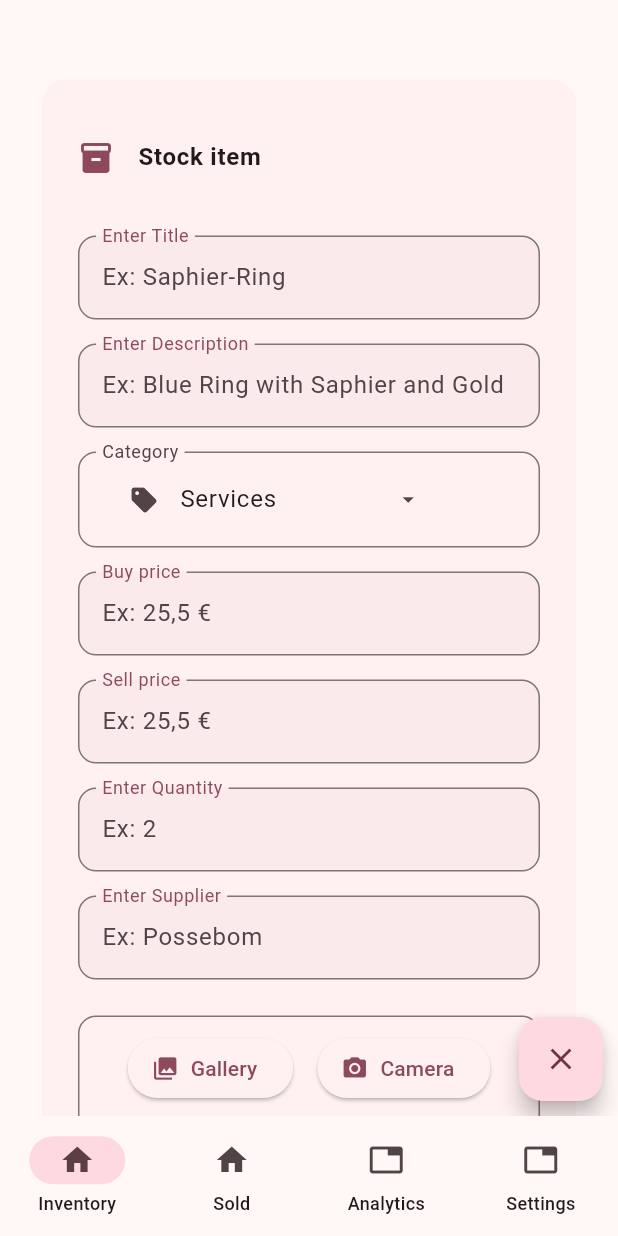
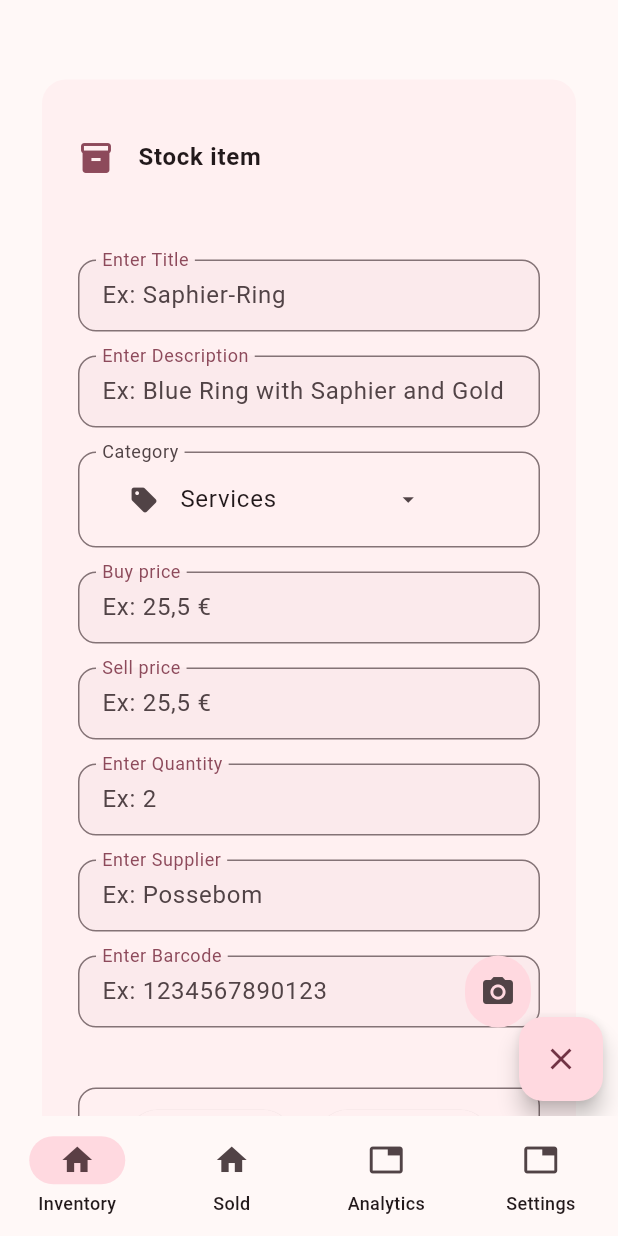
Before and after one commit to danieldalien/goiabeira, a Flutter app: the screen it shows after launch, after a tap on the "add" icon, on a phone screen of 412 x 824 dp. Run offline on Flutter 3.47's test engine with Material 3 defaults, Android fonts, the phone set to English and light mode, and no system bars; our stand-ins replace bloc, csv, equatable, flutter_bloc, get_it, image_picker and 2 more; missing offline and left inert: mobile_scanner; accounts and stored records are empty.

Commit message:
USer can now scan a barcode in stock item creation

```diff
--- /dev/null
+++ b/lib/1_UI_Layer/Widgets/Formular/Stock_Item/barcode_input.dart
@@ -0,0 +1,72 @@
+import 'package:flutter/material.dart';
+import 'package:goiabeira/1_UI_Layer/Widgets/General/custom_formatted_text_field.dart';
+import 'package:goiabeira/1_UI_Layer/Widgets/barcode_scanner_widget.dart';
+
+class BarcodeInput extends StatefulWidget {
+  const BarcodeInput({
+    super.key,
+    this.initialValue,
+    required this.onChanged,
+    this.controller, // optional: parent-managed controller
+  });
+
+  final String? initialValue;
+  final ValueChanged<String> onChanged;
+  final TextEditingController? controller;
+
+  @override
+  State<BarcodeInput> createState() => _BarcodeInputState();
+}
+
+class _BarcodeInputState extends State<BarcodeInput> {
+  late final bool _ownsController = widget.controller == null;
+  late final TextEditingController _ctrl =
+      widget.controller ??
+      TextEditingController(text: widget.initialValue ?? '');
+
+  @override
+  void didUpdateWidget(covariant BarcodeInput oldWidget) {
+    super.didUpdateWidget(oldWidget);
+    // If no external controller is provided and initialValue changes, sync it.
+    if (_ownsController && oldWidget.initialValue != widget.initialValue) {
+      _ctrl.text = widget.initialValue ?? '';
+    }
+  }
+
+  @override
+  void dispose() {
+    if (_ownsController) _ctrl.dispose();
+    super.dispose();
+  }
+
+  @override
+  Widget build(BuildContext context) {
+    return CustomFormattedTextField(
+      controller: _ctrl, // <-- bind controller
+      labelText: 'Enter Barcode',
+      hintText: 'Ex: 1234567890123',
+      onChanged: widget.onChanged, // still notify parent
+      autovalidateMode: AutovalidateMode.disabled,
+      showLabelAlways: true,
+      showCameraButton: true,
+      onCameraTap: _onCameraTap,
+    );
+  }
+
+  Future<void> _onCameraTap() async {
+    FocusScope.of(context).unfocus();
+    await Future.delayed(const Duration(milliseconds: 100));
+
+    if (!mounted) return;
+    final result = await Navigator.push<String>(
+      context,
+      MaterialPageRoute(builder: (_) => const BarcodeScannerPage()),
+    );
+
+    if (!mounted) return;
+    if (result != null && result.isNotEmpty) {
+      _ctrl.text = result; // <-- updates the UI immediately
+      widget.onChanged(result); // <-- informs parent state
+    }
+  }
+}
--- a/lib/1_UI_Layer/Widgets/Formular/Stock_Item/description_input.dart
+++ b/lib/1_UI_Layer/Widgets/Formular/Stock_Item/description_input.dart
@@ -1,6 +1,4 @@
 import 'package:flutter/material.dart';
-import 'package:goiabeira/0_Core/Config/app_colors.dart';
-import 'package:goiabeira/0_Core/Config/app_text_style.dart';
 import 'package:goiabeira/1_UI_Layer/Widgets/General/custom_formatted_text_field.dart';
 
 class DescriptionInput extends StatelessWidget {
--- a/lib/1_UI_Layer/Widgets/Formular/stock_item_formular.dart
+++ b/lib/1_UI_Layer/Widgets/Formular/stock_item_formular.dart
@@ -1,10 +1,10 @@
 import 'dart:io';
 
 import 'package:flutter/material.dart';
+import 'package:goiabeira/1_UI_Layer/Widgets/Formular/Stock_Item/barcode_input.dart';
 import 'package:goiabeira/1_UI_Layer/Widgets/General/dropdown_widget.dart';
 import 'package:goiabeira/4_Data_Layer/Model/item_category.dart';
 import 'package:goiabeira/4_Data_Layer/Model/stock_item.dart';
-import 'package:goiabeira/0_Core/Enums/enum_item_category.dart';
 import 'package:goiabeira/1_UI_Layer/Widgets/image_picker_widget.dart';
 import 'package:goiabeira/1_UI_Layer/Widgets/Formular/Stock_Item/title_input.dart';
 import 'package:goiabeira/1_UI_Layer/Widgets/Formular/Stock_Item/description_input.dart';
@@ -37,6 +37,7 @@ class _StockItemFormularState extends State<StockItemFormular> {
   final _sellC = TextEditingController();
   final _qtyC = TextEditingController();
   final _supplierC = TextEditingController();
+  final _barcodeC = TextEditingController();
 
   /* ─────────────────────────── state ─────────────────────────── */
   ItemCategory? _category;
@@ -55,6 +56,7 @@ class _StockItemFormularState extends State<StockItemFormular> {
       _buyC.text = s.buyPrice.toString();
       _sellC.text = s.sellPrice.toString();
       _qtyC.text = s.quantity.toString();
+      _barcodeC.text = s.barcodeSupplier;
       _supplierC.text = s.idSupplier;
       _imageList.addAll(s.imageList);
       _imageFiles.addAll(s.imageFiles.cast<File>());
@@ -97,51 +99,50 @@ class _StockItemFormularState extends State<StockItemFormular> {
           child: Padding(
             padding: const EdgeInsets.all(24),
             child: Column(
+              spacing: 16,
               crossAxisAlignment: CrossAxisAlignment.start,
               children: [
                 _Header(),
-                const SizedBox(height: 24),
+                const SizedBox(height: 8),
 
                 /* ── fields ── */
                 TitleInput(
                   onChanged: (v) => _titleC.text = v,
                   initialValue: _titleC.text,
                 ),
-                const SizedBox(height: 16),
                 DescriptionInput(
                   onChanged: (v) => _descC.text = v,
                   initialValue: _descC.text,
                 ),
-                const SizedBox(height: 16),
                 DropdownWidget(
                   labelText: 'Category',
                   items: _getCategories(widget.itemsCategory),
                   initialItem: _getCategories(widget.itemsCategory).first,
                   onSelected: _onCategorySelected,
                 ),
-                const SizedBox(height: 16),
                 PriceInput(
                   labelText: 'Buy price',
                   onChanged: (v) => _buyC.text = v,
                   initialValue: _buyC.text,
                 ),
-                const SizedBox(height: 16),
                 PriceInput(
                   labelText: 'Sell price',
                   onChanged: (v) => _sellC.text = v,
                   initialValue: _sellC.text,
                 ),
-                const SizedBox(height: 16),
                 QuantityInput(
                   onChanged: (v) => _qtyC.text = v,
                   initialValue: _qtyC.text,
                 ),
-                const SizedBox(height: 16),
                 SupplierIdInput(
                   onChanged: (v) => _supplierC.text = v,
                   initialValue: _supplierC.text,
                 ),
-                const SizedBox(height: 24),
+                BarcodeInput(
+                  onChanged: _barcodeChanged,
+                  initialValue: _barcodeC.text,
+                ),
+                const SizedBox(height: 8),
 
                 _ImagePickerCard(
                   imageFiles: _imageFiles,
@@ -168,6 +169,10 @@ class _StockItemFormularState extends State<StockItemFormular> {
     );
   }
 
+  void _barcodeChanged(String value) {
+    _barcodeC.text = value;
+  }
+
   /* ─────────────────────────── handlers ─────────────────────────── */
   void _save() {
     try {
@@ -181,6 +186,7 @@ class _StockItemFormularState extends State<StockItemFormular> {
         idSupplier: _supplierC.text,
         quantity: int.parse(_qtyC.text),
         imageFiles: _imageFiles,
+        barcodeSupplier: _barcodeC.text,
       );
       widget.onSubmitted(item);
     } catch (_) {
--- a/lib/1_UI_Layer/Widgets/General/custom_formatted_text_field.dart
+++ b/lib/1_UI_Layer/Widgets/General/custom_formatted_text_field.dart
@@ -1,10 +1,11 @@
 import 'package:flutter/material.dart';
 import 'package:flutter/services.dart';
 
-/// A Material-3 aware text-field with
+/// A Material-3 aware text-field with:
 /// – custom input formatters
 /// – dynamic border colour on focus
 /// – optional always-visible label
+/// – optional trailing camera button (M3 filled-tonal)
 class CustomFormattedTextField extends StatefulWidget {
   const CustomFormattedTextField({
     super.key,
@@ -29,6 +30,12 @@ class CustomFormattedTextField extends StatefulWidget {
     this.initialValue,
     this.minLines = 1,
     this.maxLines,
+
+    // NEW (all optional)
+    this.showCameraButton = false,
+    this.onCameraTap,
+    this.cameraTooltip = 'Scan with camera',
+    this.cameraIcon = Icons.photo_camera,
   });
 
   final TextEditingController? controller;
@@ -61,6 +68,12 @@ class CustomFormattedTextField extends StatefulWidget {
   final int minLines;
   final int? maxLines;
 
+  // camera (optional)
+  final bool showCameraButton;
+  final VoidCallback? onCameraTap;
+  final String cameraTooltip;
+  final IconData cameraIcon;
+
   @override
   State<CustomFormattedTextField> createState() =>
       _CustomFormattedTextFieldState();
@@ -72,29 +85,28 @@ class _CustomFormattedTextFieldState extends State<CustomFormattedTextField> {
 
   @override
   Widget build(BuildContext context) {
-    final scheme = Theme.of(context).colorScheme;
+    final theme = Theme.of(context);
+    final scheme = theme.colorScheme;
     final radius = BorderRadius.circular(12); // M3 medium radius
 
     // Fallback colours that respect the active theme
     final focusColour = widget.focusedBorderColor ?? scheme.primary;
     final unfocusedColour = widget.unfocusedBorderColor ?? scheme.outline;
 
-    return TextFormField(
-      controller: _ctrl,
-      focusNode: widget.focusNode,
-      inputFormatters: widget.inputFormatters,
-      obscureText: widget.obscureText,
-      keyboardType: widget.keyboardType,
-      validator: widget.validator,
-      autovalidateMode: widget.autovalidateMode,
-      onChanged: widget.onChanged,
-      minLines: widget.minLines,
-      maxLines: widget.maxLines,
-      style: widget.textStyle,
-      textInputAction: TextInputAction.done,
-      decoration:
-          widget.decoration ??
-          InputDecoration(
+    // Build a default suffix (camera) only if caller didn't provide one.
+    final Widget? defaultSuffix =
+        (widget.showCameraButton)
+            ? Padding(
+              padding: const EdgeInsets.only(right: 4),
+              child: IconButton.filledTonal(
+                tooltip: widget.cameraTooltip,
+                onPressed: widget.onCameraTap, // may be null → disabled
+                icon: Icon(widget.cameraIcon),
+              ),
+            )
+            : null;
+
+    final baseDecoration = InputDecoration(
       filled: true,
       fillColor: scheme.surfaceContainer, // spec default
       labelText: widget.labelText,
@@ -107,8 +119,7 @@ class _CustomFormattedTextFieldState extends State<CustomFormattedTextField> {
               : FloatingLabelBehavior.auto,
       hintText: widget.hintText,
       hintStyle:
-                widget.hintTextStyle ??
-                TextStyle(color: scheme.onSurfaceVariant),
+          widget.hintTextStyle ?? TextStyle(color: scheme.onSurfaceVariant),
       enabledBorder: OutlineInputBorder(
         borderRadius: radius,
         borderSide: BorderSide(color: unfocusedColour),
@@ -125,6 +136,38 @@ class _CustomFormattedTextFieldState extends State<CustomFormattedTextField> {
         borderRadius: radius,
         borderSide: BorderSide(color: scheme.error, width: 2),
       ),
+      // only use our default suffix if caller hasn't supplied one
+      suffixIcon: widget.decoration?.suffixIcon ?? defaultSuffix,
+      contentPadding: const EdgeInsets.symmetric(horizontal: 12, vertical: 12),
+    );
+
+    return TextFormField(
+      controller: _ctrl,
+      focusNode: widget.focusNode,
+      inputFormatters: widget.inputFormatters,
+      obscureText: widget.obscureText,
+      keyboardType: widget.keyboardType,
+      validator: widget.validator,
+      autovalidateMode: widget.autovalidateMode,
+      onChanged: widget.onChanged,
+      minLines: widget.minLines,
+      maxLines: widget.maxLines,
+      style: widget.textStyle,
+      textInputAction: TextInputAction.done,
+      decoration:
+          (widget.decoration == null)
+              ? baseDecoration
+              : baseDecoration.copyWith(
+                // preserve any custom fields the caller set explicitly
+                prefixIcon: widget.decoration!.prefixIcon,
+                suffixIcon:
+                    widget.decoration!.suffixIcon ?? baseDecoration.suffixIcon,
+                helperText: widget.decoration!.helperText,
+                errorText: widget.decoration!.errorText,
+                hintText:
+                    widget.decoration!.hintText ?? baseDecoration.hintText,
+                labelText:
+                    widget.decoration!.labelText ?? baseDecoration.labelText,
               ),
     );
   }
--- a/pubspec.yaml
+++ b/pubspec.yaml
@@ -45,6 +45,7 @@ dependencies:
   flutter_iconpicker: ^4.0.1
   csv: ^6.0.0
   share_plus: ^12.0.0
+  mobile_scanner: ^7.1.2
 
 dev_dependencies:
   flutter_test:
```
Also changed, not shown: lib/1_UI_Layer/Widgets/barcode_scanner_widget.dart (added, +121 -0 lines), pubspec.lock, 2 other files. Lines whose indentation alone changed are shown as unchanged.
